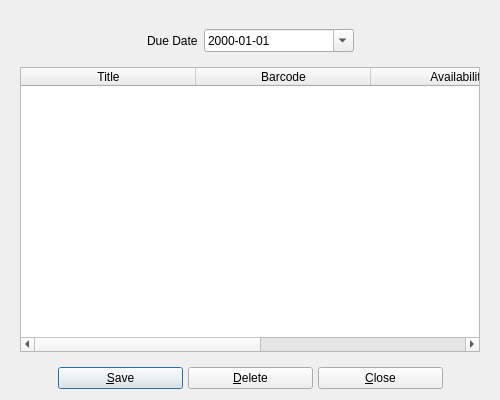
Above: UI/biblioteq_copybrowser.ui from textbrowser/biblioteq before the change. Below: the same form after it.
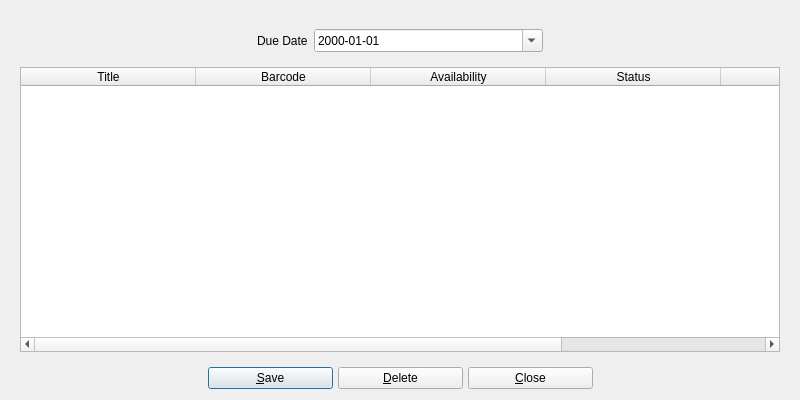
That is the form after the change. Icons and pictures are not drawn.

Commit message: Status field.

```diff
--- a/UI/biblioteq_copybrowser.ui
+++ b/UI/biblioteq_copybrowser.ui
@@ -6,7 +6,7 @@
    <rect>
     <x>0</x>
     <y>0</y>
-    <width>500</width>
+    <width>800</width>
     <height>400</height>
    </rect>
   </property>
@@ -142,6 +142,11 @@
           <string>Availability</string>
          </property>
         </column>
+        <column>
+         <property name="text">
+          <string>Status</string>
+         </property>
+        </column>
         <column>
          <property name="text">
           <string>MYOID</string>
```
The commit also changes 3 other files.
